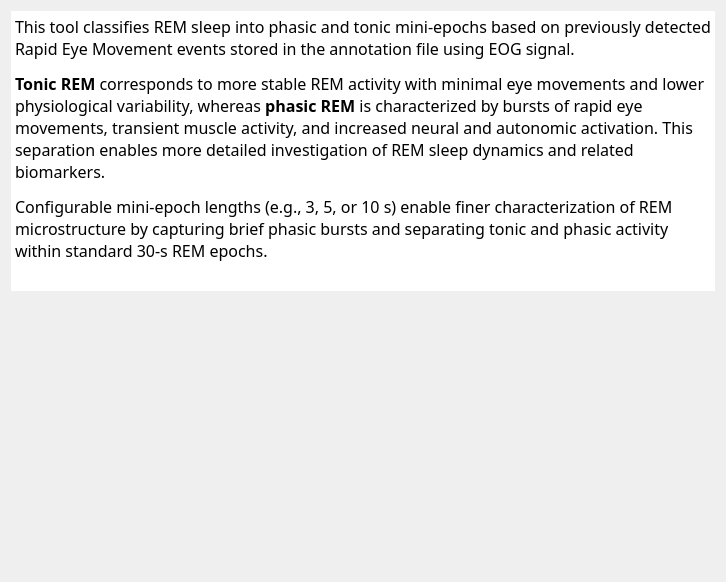
Before: the Qt Designer form tools/CEAMSTools/REMsToMiniEpochs/IntroStep/Ui_IntroStep.ui in SnoozToolbox/snooz-package-ceams, drawn with Qt 5.
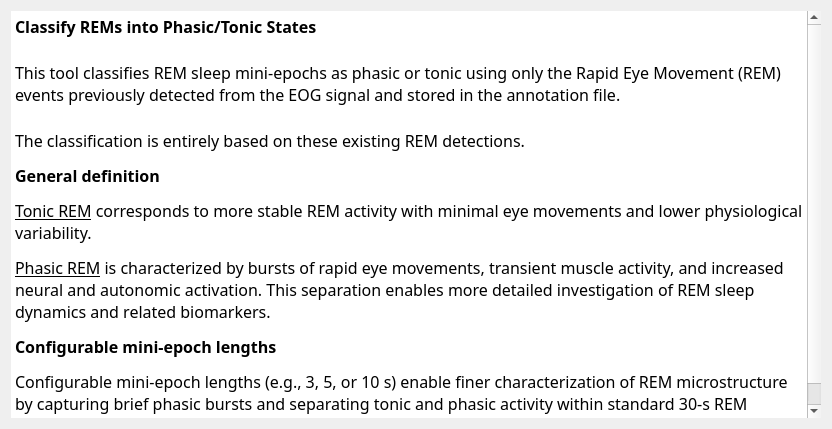
After: the same form once the commit is applied.

Commit message: Classify REMs into Phasic/Tonic tool : minor edits on the introcution page.

The edit to the form file:
```diff
--- a/tools/CEAMSTools/REMsToMiniEpochs/IntroStep/Ui_IntroStep.ui
+++ b/tools/CEAMSTools/REMsToMiniEpochs/IntroStep/Ui_IntroStep.ui
@@ -6,8 +6,8 @@
    <rect>
     <x>0</x>
     <y>0</y>
-    <width>726</width>
-    <height>582</height>
+    <width>832</width>
+    <height>429</height>
    </rect>
   </property>
   <property name="windowTitle">
@@ -52,25 +52,19 @@
 li.unchecked::marker { content: &quot;\2610&quot;; }
 li.checked::marker { content: &quot;\2612&quot;; }
 &lt;/style&gt;&lt;/head&gt;&lt;body style=&quot; font-family:'Roboto-Regular'; font-size:10pt; font-weight:400; font-style:normal;&quot;&gt;
-&lt;p style=&quot; margin-top:12px; margin-bottom:12px; margin-left:0px; margin-right:0px; -qt-block-indent:0; text-indent:0px;&quot;&gt;&lt;span style=&quot; font-size:12pt;&quot;&gt;This tool classifies REM sleep into phasic and tonic mini-epochs based on previously detected Rapid Eye Movement events stored in the annotation file using EOG signal.&lt;/span&gt;&lt;/p&gt;
-&lt;p style=&quot; margin-top:12px; margin-bottom:12px; margin-left:0px; margin-right:0px; -qt-block-indent:0; text-indent:0px;&quot;&gt;&lt;span style=&quot; font-size:12pt; font-weight:700;&quot;&gt;Tonic REM&lt;/span&gt;&lt;span style=&quot; font-size:12pt;&quot;&gt; corresponds to more stable REM activity with minimal eye movements and lower physiological variability, whereas &lt;/span&gt;&lt;span style=&quot; font-size:12pt; font-weight:700;&quot;&gt;phasic REM&lt;/span&gt;&lt;span style=&quot; font-size:12pt;&quot;&gt; is characterized by bursts of rapid eye movements, transient muscle activity, and increased neural and autonomic activation. This separation enables more detailed investigation of REM sleep dynamics and related biomarkers.&lt;/span&gt;&lt;/p&gt;
+&lt;p style=&quot; margin-top:0px; margin-bottom:0px; margin-left:0px; margin-right:0px; -qt-block-indent:0; text-indent:0px;&quot;&gt;&lt;span style=&quot; font-size:12pt; font-weight:700;&quot;&gt;Classify REMs into Phasic/Tonic States&lt;/span&gt;&lt;/p&gt;
+&lt;p style=&quot;-qt-paragraph-type:empty; margin-top:0px; margin-bottom:0px; margin-left:0px; margin-right:0px; -qt-block-indent:0; text-indent:0px; font-size:12pt;&quot;&gt;&lt;br /&gt;&lt;/p&gt;
+&lt;p style=&quot; margin-top:0px; margin-bottom:0px; margin-left:0px; margin-right:0px; -qt-block-indent:0; text-indent:0px;&quot;&gt;&lt;span style=&quot; font-size:12pt;&quot;&gt;This tool classifies REM sleep mini-epochs as phasic or tonic using only the Rapid Eye Movement (REM) events previously detected from the EOG signal and stored in the annotation file. &lt;/span&gt;&lt;/p&gt;
+&lt;p style=&quot;-qt-paragraph-type:empty; margin-top:0px; margin-bottom:0px; margin-left:0px; margin-right:0px; -qt-block-indent:0; text-indent:0px; font-size:12pt;&quot;&gt;&lt;br /&gt;&lt;/p&gt;
+&lt;p style=&quot; margin-top:0px; margin-bottom:0px; margin-left:0px; margin-right:0px; -qt-block-indent:0; text-indent:0px;&quot;&gt;&lt;span style=&quot; font-size:12pt;&quot;&gt;The classification is entirely based on these existing REM detections.&lt;/span&gt;&lt;/p&gt;
+&lt;p style=&quot; margin-top:12px; margin-bottom:12px; margin-left:0px; margin-right:0px; -qt-block-indent:0; text-indent:0px;&quot;&gt;&lt;span style=&quot; font-size:12pt; font-weight:700;&quot;&gt;General definition&lt;/span&gt;&lt;/p&gt;
+&lt;p style=&quot; margin-top:12px; margin-bottom:12px; margin-left:0px; margin-right:0px; -qt-block-indent:0; text-indent:0px;&quot;&gt;&lt;span style=&quot; font-size:12pt; text-decoration: underline;&quot;&gt;Tonic REM&lt;/span&gt;&lt;span style=&quot; font-size:12pt;&quot;&gt; corresponds to more stable REM activity with minimal eye movements and lower physiological variability.&lt;/span&gt;&lt;/p&gt;
+&lt;p style=&quot; margin-top:12px; margin-bottom:12px; margin-left:0px; margin-right:0px; -qt-block-indent:0; text-indent:0px;&quot;&gt;&lt;span style=&quot; font-size:12pt; text-decoration: underline;&quot;&gt;Phasic REM&lt;/span&gt;&lt;span style=&quot; font-size:12pt;&quot;&gt; is characterized by bursts of rapid eye movements, transient muscle activity, and increased neural and autonomic activation. This separation enables more detailed investigation of REM sleep dynamics and related biomarkers.&lt;/span&gt;&lt;/p&gt;
+&lt;p style=&quot; margin-top:12px; margin-bottom:12px; margin-left:0px; margin-right:0px; -qt-block-indent:0; text-indent:0px;&quot;&gt;&lt;span style=&quot; font-size:12pt; font-weight:700;&quot;&gt;Configurable mini-epoch lengths&lt;/span&gt;&lt;/p&gt;
 &lt;p style=&quot; margin-top:12px; margin-bottom:12px; margin-left:0px; margin-right:0px; -qt-block-indent:0; text-indent:0px;&quot;&gt;&lt;span style=&quot; font-size:12pt;&quot;&gt;Configurable mini-epoch lengths (e.g., 3, 5, or 10 s) enable finer characterization of REM microstructure by capturing brief phasic bursts and separating tonic and phasic activity within standard 30-s REM epochs.&lt;/span&gt;&lt;/p&gt;&lt;/body&gt;&lt;/html&gt;</string>
        </property>
       </widget>
      </item>
-     <item>
-      <spacer name="verticalSpacer">
-       <property name="orientation">
-        <enum>Qt::Orientation::Vertical</enum>
-       </property>
-       <property name="sizeHint" stdset="0">
-        <size>
-         <width>20</width>
-         <height>40</height>
-        </size>
-       </property>
-      </spacer>
-     </item>
     </layout>
    </item>
   </layout>
```
The commit also changes 2 other files.
